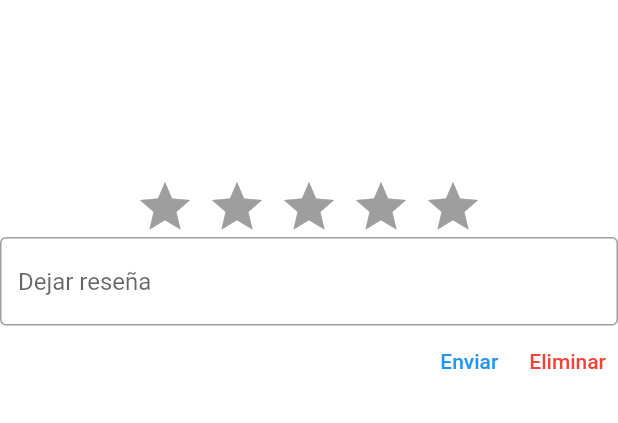
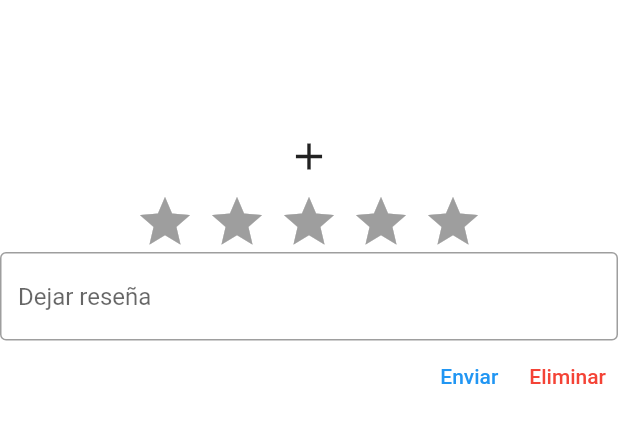
Before and after one commit to GonzaloGuasch/Rosebud-FRONT, a Flutter app: the MovieScreem widget shown alone on an empty page, opened directly with empty values, on a phone screen of 412 x 824 dp. Shown: the top 423 px of the screen. Run offline on Flutter 3.47's test engine with Material 2 defaults, Android fonts, the phone set to English and light mode, and no system bars; drawn by our look-alikes of flutter_rating_bar; our stand-ins replace persistent_bottom_nav_bar; network calls fail.

Commit message:
En la descripción de la movie se agrega un boton para agregarla a las vistas

```diff
--- a/lib/widgets/movie/movie_card.dart
+++ b/lib/widgets/movie/movie_card.dart
@@ -43,14 +43,27 @@ class MovieScreem extends StatefulWidget {
 
 class _MovieScreemState extends State<MovieScreem> {
   Movie movie;
+  bool isInList = false;
   _MovieScreemState(this.movie);
   TextEditingController  _controller = new TextEditingController(text: '');
 
+  @override
+  void initState()  {
+    super.initState();
+    final _response = http.get(Uri.http(BACKEND_PATH_LOCAL, "movie/getByTitle/" + this.movie.title));
+    setState(()  {
+      _response.then((value) => {
+          this.movie = Movie.fromJson(jsonDecode(value.body))
+      });
+    });
+  }
   void rateMovie(rating) {
     final rate = rating.toInt();
     final _response = http.post(Uri.http(BACKEND_PATH_LOCAL, "movie/rate"),
         body: {'movieTitle': this.movie.title, 'rate': rate.toString()});
+    _response.then((value) => {this.movie = Movie.fromJson(jsonDecode(value.body))});
   }
+
   void leaveReview(review) async{
     final _response = await http.post(Uri.http(BACKEND_PATH_LOCAL, "movie/leaveReview/"),
                               body: {"movieTitle": this.movie.title, "username": 'usuarioUno', "review": review});
@@ -124,11 +137,24 @@ class _MovieScreemState extends State<MovieScreem> {
       child: Column(
         children: [
           SizedBox(height: 80),
-          Text(this.movie.title,
-            style: TextStyle(
-              fontSize: 32,
-              color: Colors.black,
-            ),
+          Row(
+            mainAxisAlignment: MainAxisAlignment.center,
+            children: [
+              IconButton(
+                  icon: isInList ? Icon(Icons.check, color: Colors.green) : Icon(Icons.add, size: 30),
+                  onPressed: () {
+                    final _response = http.post(Uri.http(BACKEND_PATH_LOCAL, "movie/addToWachtedList/"), body: {"username": "usuario", "movieTitle": this.movie.title});
+                    _response.then((value) => setState(() {this.isInList = json.decode(value.body);}));
+
+                  },
+              ),
+              Text(this.movie.title,
+                style: TextStyle(
+                  fontSize: 32,
+                  color: Colors.black,
+                ),
+              ),
+            ],
           ),
           RatingBar.builder(
             initialRating: this.movie.raiting.toDouble(),
@@ -146,7 +172,6 @@ class _MovieScreemState extends State<MovieScreem> {
             },
           ),
           Column(
-
               children:  movie.reviews.length != 0 ? makeMovieReviews(movie.reviews).toList() : [this.createInput()]
           ),
         ],
--- a/lib/widgets/movie/movie_container.dart
+++ b/lib/widgets/movie/movie_container.dart
@@ -18,9 +18,9 @@ class _MovieContainerState extends State<MovieContainer> {
 
   Future<void> makeSearch(String movieName) async {
     final _response = await http.get(Uri.http(BACKEND_PATH_LOCAL, "movie/searchByTitle/" + movieName));
+    Iterable movieJsonList = jsonDecode(_response.body);
+    List<Movie> movieResultList =  List<Movie>.from(movieJsonList.map((aMovieJson) => Movie.fromJson(aMovieJson)));
     setState(()  {
-      Iterable movieJsonList = jsonDecode(_response.body);
-      List<Movie> movieResultList =  List<Movie>.from(movieJsonList.map((aMovieJson) => Movie.fromJson(aMovieJson)));
       _movieSearchResult = movieResultList;
     });
   }
```
